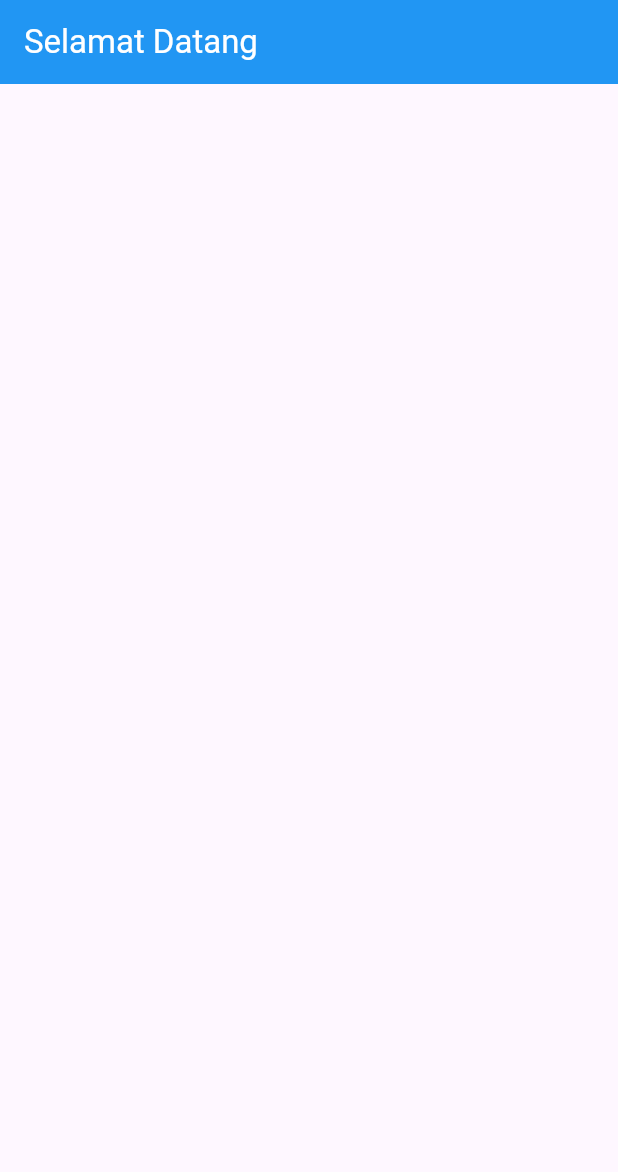
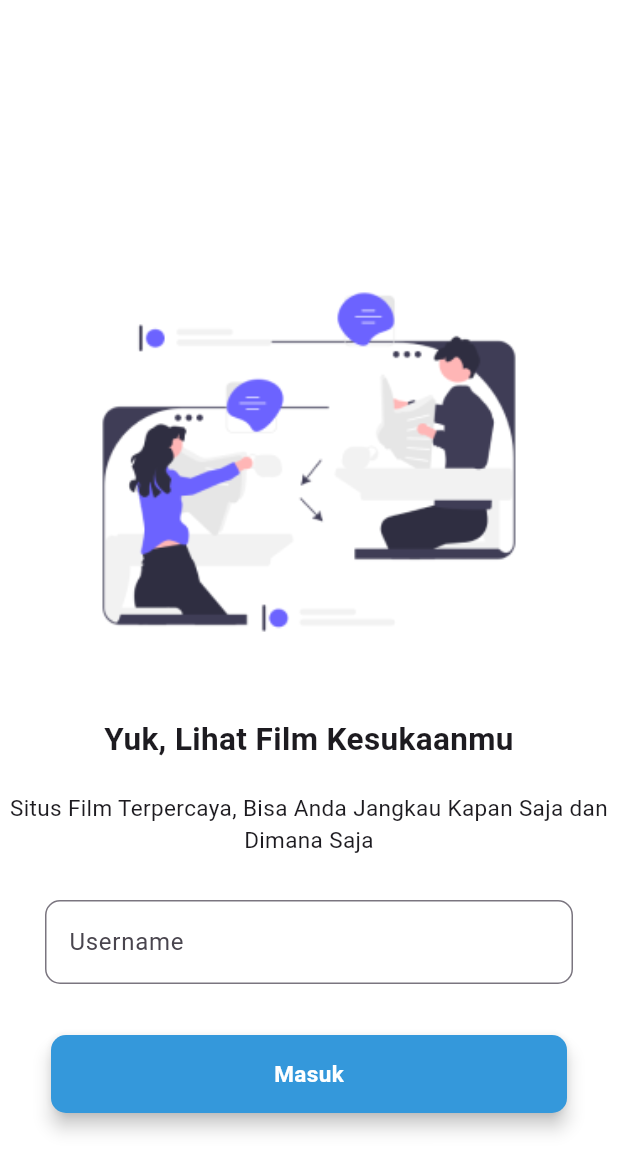
Before and after one commit to anggiwahyuu/movie_apps, a Flutter app: the screen it shows after launch, on a phone screen of 412 x 824 dp. Shown: the top 1172 px of the screen. Run offline on Flutter 3.47's test engine with Material 3 defaults, Android fonts, the light colour scheme and no system bars; our stand-ins replace dio, get.

Commit message:
add get started page

```diff
--- a/lib/main.dart
+++ b/lib/main.dart
@@ -2,6 +2,7 @@
 import 'package:get/get.dart';
 import 'package:movie_apps/service/movies_service.dart';
 import 'package:movie_apps/ui/pages/detail.dart';
+import 'package:movie_apps/ui/pages/get_started.dart';
 import 'package:movie_apps/ui/pages/home.dart';
 
 void main() {
@@ -23,8 +24,9 @@
         colorScheme: ColorScheme.fromSeed(seedColor: Colors.deepPurple),
         useMaterial3: true,
       ),
-      initialRoute: "/home",
+      initialRoute: "/",
       getPages: [
+        GetPage(name: "/", page: () => GetStarted()),
         GetPage(name: "/home", page: () => MyHomePage()),
         GetPage(name: "/detail", page: () => DetailPage())
       ],
--- /dev/null
+++ b/lib/ui/pages/get_started.dart
@@ -0,0 +1,123 @@
+import 'package:flutter/material.dart';
+import 'package:get/get.dart';
+
+class GetStarted extends StatelessWidget {
+  GetStarted({super.key});
+
+  final formKey = GlobalKey<FormState>().obs;
+  final username = TextEditingController().obs;
+
+  @override
+  Widget build(BuildContext context) {
+    return Scaffold(
+      resizeToAvoidBottomInset: false,
+      backgroundColor: Colors.white,
+      body: Center(
+        child: Container(
+          padding: const EdgeInsets.fromLTRB(0, 90, 0, 10),
+          width: MediaQuery.of(context).size.width,
+          child: Column(
+            mainAxisAlignment: MainAxisAlignment.center,
+            children: [
+              Container(
+                width:300,
+                height: 300,
+                decoration: const BoxDecoration(
+                  image: DecorationImage(
+                    image: AssetImage("assets/images/hero_img.png"),
+                    fit: BoxFit.cover
+                  ),
+                ),
+              ),
+
+              const SizedBox(height: 20,),
+
+              SizedBox(
+                width: MediaQuery.of(context).size.width / 1.5,
+                child: const Text(
+                  "Yuk, Lihat Film Kesukaanmu",
+                  textAlign: TextAlign.center,
+                  style: TextStyle(
+                    fontSize: 21,
+                    fontWeight: FontWeight.bold,
+                  ),
+                ),
+              ),
+
+              const SizedBox(height: 20,),
+
+              const Text(
+                "Situs Film Terpercaya, Bisa Anda Jangkau Kapan Saja dan Dimana Saja",
+                style: TextStyle(
+                  fontSize: 15,
+                ),
+                textAlign: TextAlign.center,
+              ),
+
+              const SizedBox(height: 30,),
+
+              Obx(() =>
+                Form(
+                  key: formKey.value,
+                  child: Padding(
+                    padding: const EdgeInsets.symmetric(horizontal: 30.0),
+                    child: Column(
+                      children: [
+                        TextFormField(
+                          validator: (value) {
+                            if (value!.isEmpty) {
+                              return "Username harus diisi!";
+                            }
+                            return null;
+                          },
+                          controller: username.value,
+                          decoration: const InputDecoration(
+                            border: OutlineInputBorder(
+                              borderRadius: BorderRadius.all(Radius.circular(10)),
+                            ),
+                            hintText: "Username"
+                          ),
+                        ),
+
+                        const SizedBox(height: 30,),
+
+                        Card(
+                          elevation: 5,
+                          color: const Color.fromARGB(255, 52, 152, 219),
+                          shape: RoundedRectangleBorder(
+                            borderRadius: BorderRadius.circular(10)
+                          ),
+                          child: SizedBox(
+                            width: MediaQuery.of(context).size.width,
+                            height: 52,
+                            child: InkWell(
+                              onTap: () {
+                                if (formKey.value.currentState!.validate()) {
+                                  Get.offNamed("/home", arguments: username.value.text);
+                                }
+                              },
+                              child: const Center(
+                                child: Text(
+                                  "Masuk",
+                                  style: TextStyle(
+                                    fontSize: 15,
+                                    color: Colors.white,
+                                    fontWeight: FontWeight.bold
+                                  ),
+                                ),
+                              ),
+                            ),
+                          ),
+                        ),
+                      ],
+                    ),
+                  )
+                ),
+              ),
+            ],
+          ),
+        ),
+      ),
+    );
+  }
+}
--- a/lib/ui/pages/home.dart
+++ b/lib/ui/pages/home.dart
@@ -9,13 +9,15 @@ class MyHomePage extends StatelessWidget {
 
   final MoviesController moviesController = Get.put(MoviesController(moviesService: Get.find<MoviesService>()));
 
+  final username = Get.arguments as String;
+
   @override
   Widget build(BuildContext context) {
     return Scaffold(
       resizeToAvoidBottomInset: false,
       appBar: AppBar(
         backgroundColor: Colors.blue,
-        title: Text("Selamat Datang", style: TextStyle(color: Colors.white),),
+        title: Text("Selamat Datang, $username", style: TextStyle(color: Colors.white),),
       ),
       body: SafeArea(
         child: Obx(() {
--- a/pubspec.yaml
+++ b/pubspec.yaml
@@ -61,9 +61,8 @@ flutter:
   uses-material-design: true
 
   # To add assets to your application, add an assets section, like this:
-  # assets:
-  #   - images/a_dot_burr.jpeg
-  #   - images/a_dot_ham.jpeg
+  assets:
+    - assets/images/
 
   # An image asset can refer to one or more resolution-specific "variants", see
   # https://flutter.dev/to/resolution-aware-images
```
Also changed, not shown: assets/images/hero_img.png (added).
